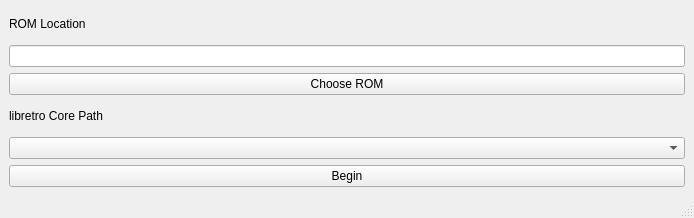
Qt form Window.ui (aquova/arqade) before a commit.
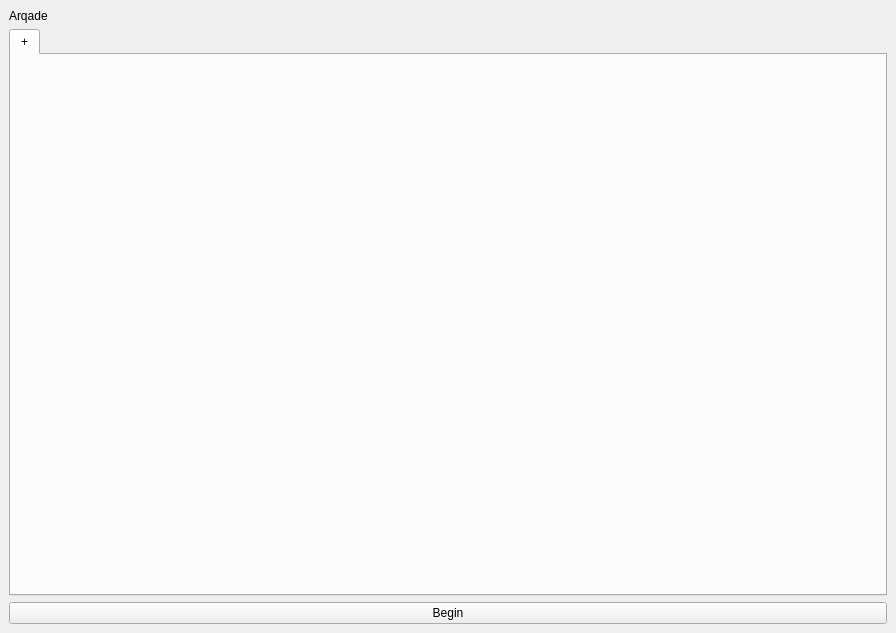
The same form after that commit.

```diff
--- a/Window.ui
+++ b/Window.ui
@@ -6,8 +6,8 @@
    <rect>
     <x>0</x>
     <y>0</y>
-    <width>694</width>
-    <height>218</height>
+    <width>896</width>
+    <height>633</height>
    </rect>
   </property>
   <property name="windowTitle">
@@ -17,45 +17,37 @@
    <layout class="QGridLayout" name="gridLayout_2">
     <item row="0" column="0">
      <layout class="QGridLayout" name="gridLayout">
-      <item row="2" column="0">
-       <widget class="QLineEdit" name="romPathEdit"/>
-      </item>
-      <item row="5" column="0">
-       <widget class="QComboBox" name="coreBox"/>
-      </item>
-      <item row="6" column="0">
-       <widget class="QPushButton" name="startButton">
-        <property name="text">
-         <string>Begin</string>
-        </property>
-       </widget>
-      </item>
       <item row="0" column="0">
        <widget class="QLabel" name="romLabel">
         <property name="text">
-         <string>ROM Location</string>
+         <string>Arqade</string>
         </property>
        </widget>
       </item>
-      <item row="3" column="0">
-       <widget class="QPushButton" name="romButton">
-        <property name="text">
-         <string>Choose ROM</string>
+      <item row="6" column="0">
+       <widget class="QTabWidget" name="tabWidget">
+        <property name="currentIndex">
+         <number>0</number>
         </property>
-       </widget>
-      </item>
-      <item row="4" column="0">
-       <widget class="QLabel" name="coreLabel">
-        <property name="text">
-         <string>libretro Core Path</string>
-        </property>
+        <widget class="QWidget" name="tab">
+         <attribute name="title">
+          <string>+</string>
+         </attribute>
+         <layout class="QGridLayout" name="gridLayout_3"/>
+        </widget>
        </widget>
       </item>
      </layout>
     </item>
+    <item row="1" column="0">
+     <widget class="QPushButton" name="startButton">
+      <property name="text">
+       <string>Begin</string>
+      </property>
+     </widget>
+    </item>
    </layout>
   </widget>
-  <widget class="QStatusBar" name="statusbar"/>
  </widget>
  <resources/>
  <connections/>
```
Left out of the diff: 2 changed lines with no effect on the pictures.
